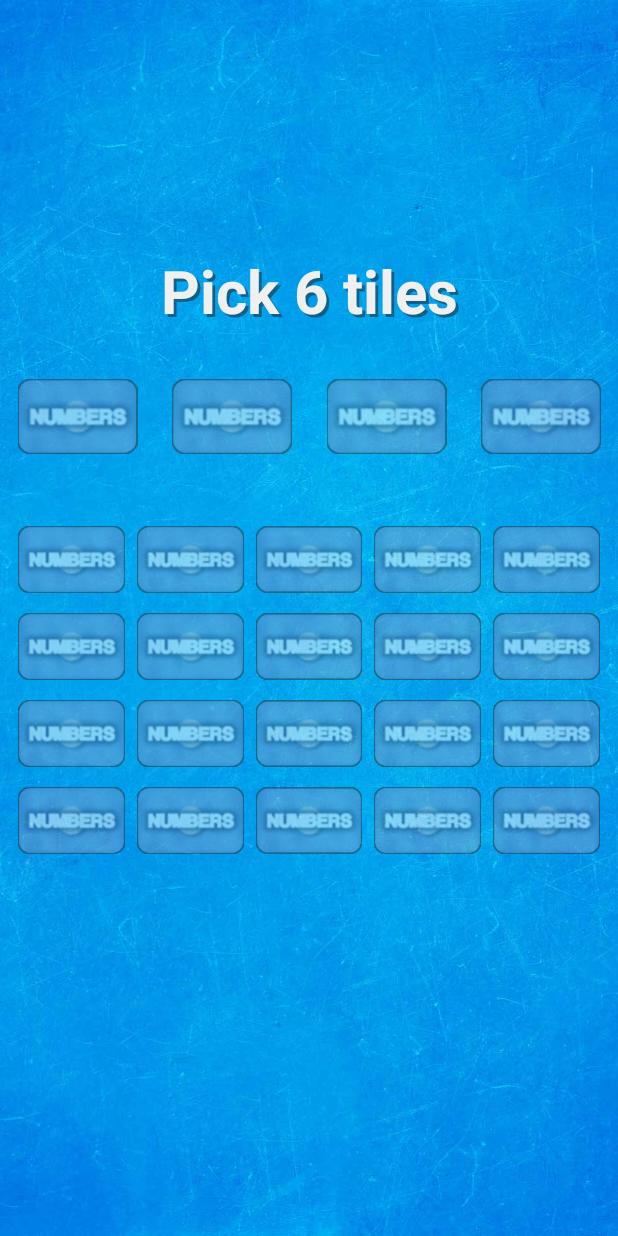
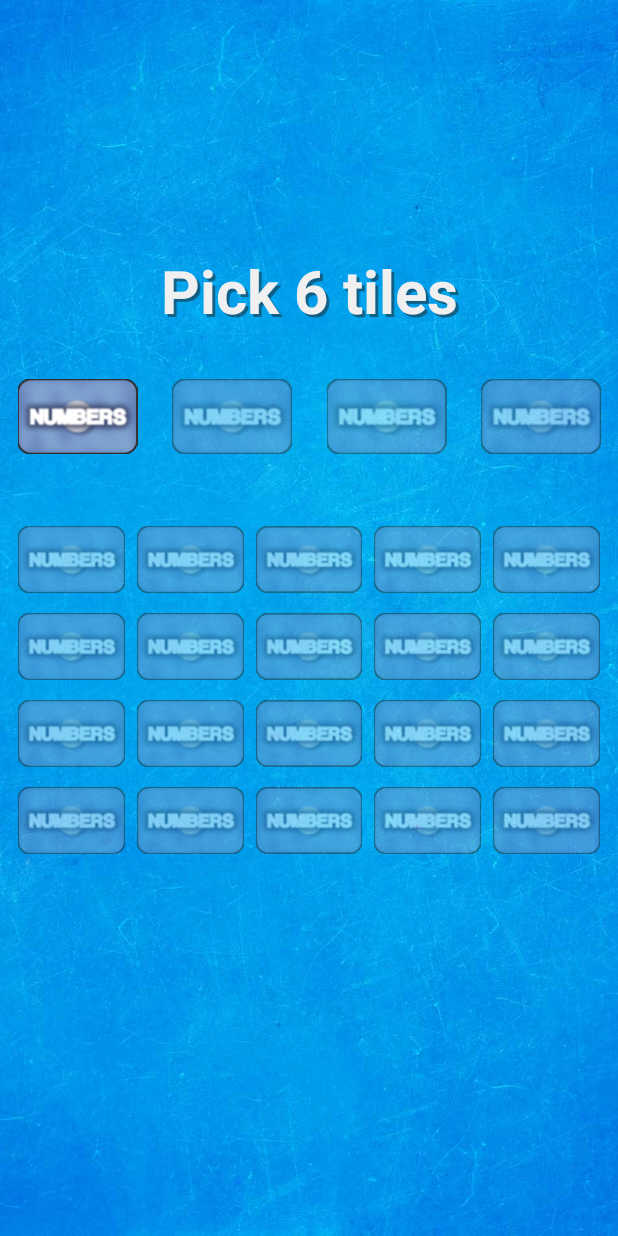
Before and after one commit to PenneySoft/Numbers-Round, an Android app: the screen it shows after launch (MainActivity), after a tap on an icon or button, on a phone screen of 412 x 824 dp. Run offline under Robolectric (Android 15) with nearby library versions, the phone set to English and light mode, and no system bars.

Commit message:
4th upload.
Pics and textviews. Branched.
Background position and size fixed.
All tiles and text workign eventually, keep emulating.
Making picker screen buttons.
Buttons basically assembled.
Writing the code for the number picking screen first.

Game will start now, just make a method to clear screen and show game screen. Don't forget clock hand hide and go button show. We only want the random num tiles shown, make all orig tiles blue as this will also be used in our replay method, which will pick new numbers but of the same size. Need a button that goes back to picker screen.

```diff
--- a/app/src/main/java/com/Dev13B/NumbersRound/MainActivity.java
+++ b/app/src/main/java/com/Dev13B/NumbersRound/MainActivity.java
@@ -10,10 +10,58 @@ import android.widget.Toast;
 
 public class MainActivity extends AppCompatActivity {
 
-        // Make all mystery tiles 50% transparent
+        // For tracking how many random tiles the user has chosen
+    int smallNum, bigNum, totalNum;
+    int maxBig = 4;
+
+
+        // When user taps a tile. Get the tile row to determine if its big.
+    public void randomTileClicked(View view){
+
+        Boolean bigFlag = false;
+
+        ViewGroup bigVG = (ViewGroup)findViewById(R.id.bigBacking);
+        if (view.getParent() == bigVG) {
+                bigFlag = true;
+        }
+
+            // If clicked, reverse Alpha and score
+        if (view.getAlpha() == (1.0f)){
+            view.setAlpha(0.5f);
+            if (bigFlag == true){
+                bigNum--;
+            } else {
+                smallNum--;
+            }
+        } else { // choosing, make alpha 1 and click counter
+            view.setAlpha(1.0f);
+            if (bigFlag == true){
+                bigNum++;
+            } else {
+                smallNum++;
+            }
+        } // end of clicking/unclicking (if)
+
+
+
+
+        totalNum = smallNum + bigNum;
+        if (totalNum > 5){
+            Toast.makeText(getApplicationContext(), "Starting!\nBig: " + Integer.toString(bigNum) + "\nSmall: " + Integer.toString(smallNum), Toast.LENGTH_LONG).show();
+        }
+
+
+    } // end of randomTileClicked
+
+
+
+
+        // Make all mystery tiles 50% transparent, the pickerScreen visible, and reset tile counts to 0
     public void refreshPicker(View view){
 
-        // All change smallNum, bigNum and totalNum to 0 ?
+        smallNum = 0;
+        bigNum = 0;
+        totalNum = 0;
 
         ViewGroup bigVG = (ViewGroup)findViewById(R.id.pickerScreen);
         bigVG.setVisibility(View.VISIBLE);
@@ -22,29 +70,25 @@ public class MainActivity extends AppCompatActivity {
         for (int i=0; i<bigVG.getChildCount(); i++) {
             bigVG.getChildAt(i).setAlpha(0.5f);
         }
-
         bigVG = (ViewGroup)findViewById(R.id.smallRow0);
         for (int i=0; i<bigVG.getChildCount(); i++) {
             bigVG.getChildAt(i).setAlpha(0.5f);
         }
-
         bigVG = (ViewGroup)findViewById(R.id.smallRow1);
         for (int i=0; i<bigVG.getChildCount(); i++) {
             bigVG.getChildAt(i).setAlpha(0.5f);
         }
-
         bigVG = (ViewGroup)findViewById(R.id.smallRow2);
         for (int i=0; i<bigVG.getChildCount(); i++) {
             bigVG.getChildAt(i).setAlpha(0.5f);
         }
-
         bigVG = (ViewGroup)findViewById(R.id.smallRow3);
         for (int i=0; i<bigVG.getChildCount(); i++) {
             bigVG.getChildAt(i).setAlpha(0.5f);
         }
+    } // end of refreshPicker
 
 
-    }
 
 
 
@@ -53,6 +97,10 @@ public class MainActivity extends AppCompatActivity {
         super.onCreate(savedInstanceState);
         setContentView(R.layout.activity_main);
 
+            // Starts the game with pickerScreen Visible and all buttons Alpha 0.5f
+        ImageView nullIV = (ImageView)findViewById(R.id.big0);
+        refreshPicker(nullIV);
+
 
 
     }
--- a/app/src/main/res/layout/activity_main.xml
+++ b/app/src/main/res/layout/activity_main.xml
@@ -15,6 +15,7 @@
         android:id="@+id/backgroundIV"
         android:layout_width="match_parent"
         android:layout_height="match_parent"
+        android:onClick="randomTileClicked"
         android:scaleType="centerCrop"
         app:layout_constraintBottom_toBottomOf="parent"
         app:layout_constraintEnd_toEndOf="parent"
@@ -73,7 +74,7 @@
                     android:id="@+id/big0"
                     android:layout_width="0dp"
                     android:layout_height="0dp"
-                    android:onClick="refreshPicker"
+                    android:onClick="randomTileClicked"
                     app:layout_constraintBottom_toBottomOf="parent"
                     app:layout_constraintEnd_toStartOf="@+id/big1"
                     app:layout_constraintHorizontal_bias="0.5"
@@ -85,7 +86,7 @@
                     android:id="@+id/big1"
                     android:layout_width="0dp"
                     android:layout_height="0dp"
-                    android:onClick="refreshPicker"
+                    android:onClick="randomTileClicked"
                     app:layout_constraintBottom_toBottomOf="parent"
                     app:layout_constraintEnd_toStartOf="@+id/big2"
                     app:layout_constraintHorizontal_bias="0.5"
@@ -97,7 +98,7 @@
                     android:id="@+id/big2"
                     android:layout_width="0dp"
                     android:layout_height="0dp"
-                    android:onClick="refreshPicker"
+                    android:onClick="randomTileClicked"
                     app:layout_constraintBottom_toBottomOf="parent"
                     app:layout_constraintEnd_toStartOf="@+id/big3"
                     app:layout_constraintHorizontal_bias="0.5"
@@ -109,7 +110,7 @@
                     android:id="@+id/big3"
                     android:layout_width="0dp"
                     android:layout_height="0dp"
-                    android:onClick="refreshPicker"
+                    android:onClick="randomTileClicked"
                     app:layout_constraintBottom_toBottomOf="parent"
                     app:layout_constraintEnd_toEndOf="parent"
                     app:layout_constraintHorizontal_bias="0.5"
@@ -141,6 +142,7 @@
                         android:layout_height="match_parent"
                         android:layout_marginLeft="4dp"
                         android:layout_marginRight="4dp"
+                        android:onClick="randomTileClicked"
                         app:layout_constraintEnd_toStartOf="@+id/small1"
                         app:layout_constraintHorizontal_bias="0.5"
                         app:layout_constraintStart_toStartOf="parent"
@@ -152,6 +154,7 @@
                         android:layout_height="match_parent"
                         android:layout_marginLeft="4dp"
                         android:layout_marginRight="4dp"
+                        android:onClick="randomTileClicked"
                         app:layout_constraintEnd_toStartOf="@+id/small2"
                         app:layout_constraintHorizontal_bias="0.5"
                         app:layout_constraintStart_toEndOf="@+id/small0"
@@ -163,6 +166,7 @@
                         android:layout_height="match_parent"
                         android:layout_marginLeft="4dp"
                         android:layout_marginRight="4dp"
+                        android:onClick="randomTileClicked"
                         app:layout_constraintEnd_toStartOf="@+id/small3"
                         app:layout_constraintHorizontal_bias="0.5"
                         app:layout_constraintStart_toEndOf="@+id/small1"
@@ -174,6 +178,7 @@
                         android:layout_height="match_parent"
                         android:layout_marginLeft="4dp"
                         android:layout_marginRight="4dp"
+                        android:onClick="randomTileClicked"
                         app:layout_constraintEnd_toStartOf="@+id/small4"
                         app:layout_constraintHorizontal_bias="0.5"
                         app:layout_constraintStart_toEndOf="@+id/small2"
@@ -185,6 +190,7 @@
                         android:layout_height="match_parent"
                         android:layout_marginLeft="4dp"
                         android:layout_marginRight="4dp"
+                        android:onClick="randomTileClicked"
                         app:layout_constraintEnd_toEndOf="parent"
                         app:layout_constraintHorizontal_bias="0.5"
                         app:layout_constraintStart_toEndOf="@+id/small3"
@@ -209,6 +215,7 @@
                         android:layout_height="match_parent"
                         android:layout_marginLeft="4dp"
                         android:layout_marginRight="4dp"
+                        android:onClick="randomTileClicked"
                         app:layout_constraintEnd_toEndOf="parent"
                         app:layout_constraintHorizontal_bias="0.5"
                         app:layout_constraintStart_toEndOf="@+id/small9"
@@ -220,6 +227,7 @@
                         android:layout_height="match_parent"
                         android:layout_marginLeft="4dp"
                         android:layout_marginRight="4dp"
+                        android:onClick="randomTileClicked"
                         app:layout_constraintEnd_toStartOf="@+id/small7"
                         app:layout_constraintHorizontal_bias="0.5"
                         app:layout_constraintStart_toStartOf="parent"
@@ -231,6 +239,7 @@
                         android:layout_height="match_parent"
                         android:layout_marginLeft="4dp"
                         android:layout_marginRight="4dp"
+                        android:onClick="randomTileClicked"
                         app:layout_constraintEnd_toStartOf="@+id/small8"
                         app:layout_constraintHorizontal_bias="0.5"
                         app:layout_constraintStart_toEndOf="@+id/small6"
@@ -242,6 +251,7 @@
                         android:layout_height="match_parent"
                         android:layout_marginLeft="4dp"
                         android:layout_marginRight="4dp"
+                        android:onClick="randomTileClicked"
                         app:layout_constraintEnd_toStartOf="@+id/small9"
                         app:layout_constraintHorizontal_bias="0.5"
                         app:layout_constraintStart_toEndOf="@+id/small7"
@@ -253,6 +263,7 @@
                         android:layout_height="match_parent"
                         android:layout_marginLeft="4dp"
                         android:layout_marginRight="4dp"
+                        android:onClick="randomTileClicked"
                         app:layout_constraintEnd_toStartOf="@+id/small5"
                         app:layout_constraintHorizontal_bias="0.5"
                         app:layout_constraintStart_toEndOf="@+id/small8"
@@ -277,6 +288,7 @@
                         android:layout_height="match_parent"
                         android:layout_marginLeft="4dp"
                         android:layout_marginRight="4dp"
+                        android:onClick="randomTileClicked"
                         app:layout_constraintEnd_toStartOf="@+id/small12"
                         app:layout_constraintHorizontal_bias="0.5"
                         app:layout_constraintStart_toEndOf="@+id/small14"
@@ -288,6 +300,7 @@
                         android:layout_height="match_parent"
                         android:layout_marginLeft="4dp"
                         android:layout_marginRight="4dp"
+                        android:onClick="randomTileClicked"
                         app:layout_constraintEnd_toStartOf="@+id/small13"
                         app:layout_constraintHorizontal_bias="0.5"
                         app:layout_constraintStart_toStartOf="parent"
@@ -299,6 +312,7 @@
                         android:layout_height="match_parent"
                         android:layout_marginLeft="4dp"
                         android:layout_marginRight="4dp"
+                        android:onClick="randomTileClicked"
                         app:layout_constraintEnd_toEndOf="parent"
                         app:layout_constraintHorizontal_bias="0.5"
                         app:layout_constraintStart_toEndOf="@+id/small10"
@@ -310,6 +324,7 @@
                         android:layout_height="match_parent"
                         android:layout_marginLeft="4dp"
                         android:layout_marginRight="4dp"
+                        android:onClick="randomTileClicked"
                         app:layout_constraintEnd_toStartOf="@+id/small14"
                         app:layout_constraintHorizontal_bias="0.5"
                         app:layout_constraintStart_toEndOf="@+id/small11"
@@ -321,6 +336,7 @@
                         android:layout_height="match_parent"
                         android:layout_marginLeft="4dp"
                         android:layout_marginRight="4dp"
+                        android:onClick="randomTileClicked"
                         app:layout_constraintEnd_toStartOf="@+id/small10"
                         app:layout_constraintHorizontal_bias="0.5"
                         app:layout_constraintStart_toEndOf="@+id/small13"
@@ -345,6 +361,7 @@
                         android:layout_height="match_parent"
                         android:layout_marginLeft="4dp"
                         android:layout_marginRight="4dp"
+                        android:onClick="randomTileClicked"
                         app:layout_constraintEnd_toStartOf="@+id/small16"
                         app:layout_constraintHorizontal_bias="0.5"
                         app:layout_constraintStart_toStartOf="parent"
@@ -356,6 +373,7 @@
                         android:layout_height="match_parent"
                         android:layout_marginLeft="4dp"
                         android:layout_marginRight="4dp"
+                        android:onClick="randomTileClicked"
                         app:layout_constraintEnd_toStartOf="@+id/small17"
                         app:layout_constraintHorizontal_bias="0.5"
                         app:layout_constraintStart_toEndOf="@+id/small15"
@@ -367,6 +385,7 @@
                         android:layout_height="match_parent"
                         android:layout_marginLeft="4dp"
                         android:layout_marginRight="4dp"
+                        android:onClick="randomTileClicked"
                         app:layout_constraintEnd_toStartOf="@+id/small18"
                         app:layout_constraintHorizontal_bias="0.5"
                         app:layout_constraintStart_toEndOf="@+id/small16"
@@ -378,6 +397,7 @@
                         android:layout_height="match_parent"
                         android:layout_marginLeft="4dp"
                         android:layout_marginRight="4dp"
+                        android:onClick="randomTileClicked"
                         app:layout_constraintEnd_toStartOf="@+id/small19"
                         app:layout_constraintHorizontal_bias="0.5"
                         app:layout_constraintStart_toEndOf="@+id/small17"
@@ -389,6 +409,7 @@
                         android:layout_height="match_parent"
                         android:layout_marginLeft="4dp"
                         android:layout_marginRight="4dp"
+                        android:onClick="randomTileClicked"
                         app:layout_constraintEnd_toEndOf="parent"
                         app:layout_constraintHorizontal_bias="0.5"
                         app:layout_constraintStart_toEndOf="@+id/small18"
```
